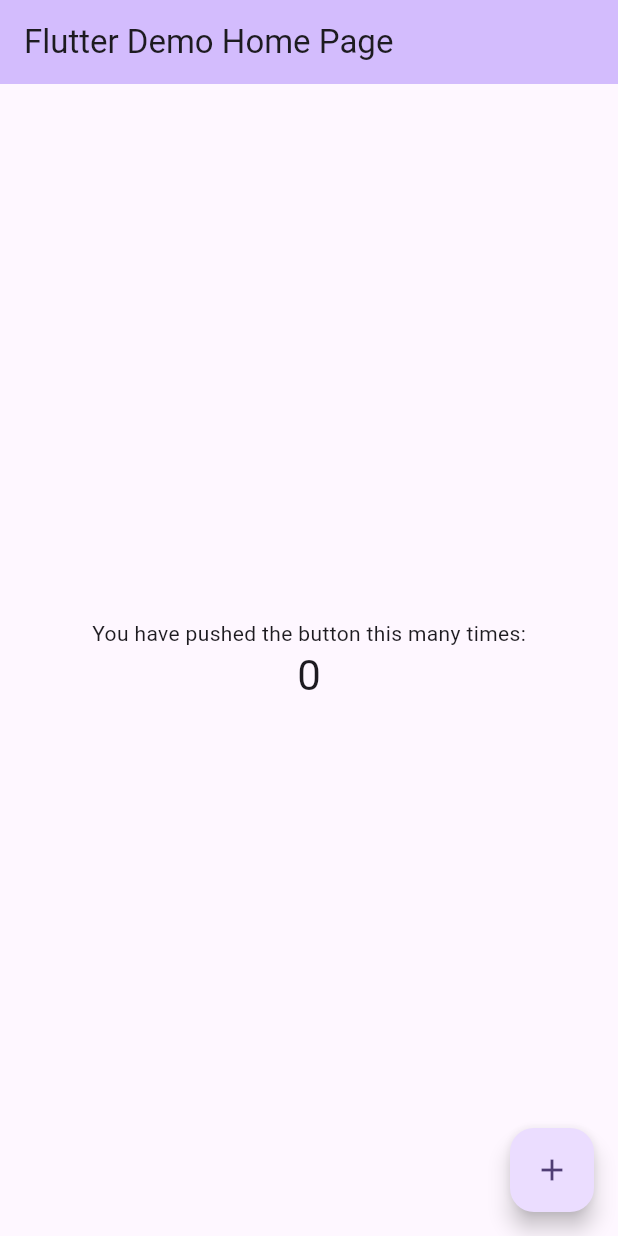
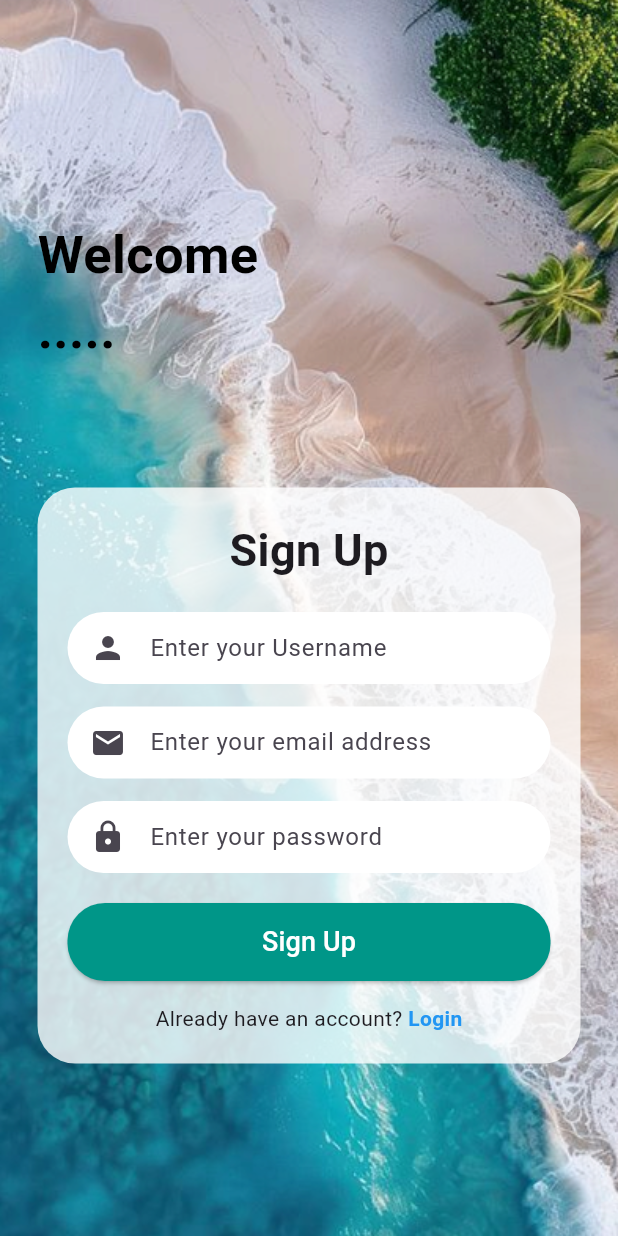
Before and after one commit to sshreya007/trip_companion_app, a Flutter app: the screen it shows after launch, on a phone screen of 412 x 824 dp. Run offline on Flutter 3.47's test engine with Material 3 defaults, Android fonts, the phone set to English and light mode, and no system bars.

Commit message:
added signup page

```diff
--- /dev/null
+++ b/lib/app.dart
@@ -0,0 +1,11 @@
+import 'package:flutter/material.dart';
+import 'package:trip_planner/screens/signup.dart';
+
+class App extends StatelessWidget {
+  const App({super.key});
+
+  @override
+  Widget build(BuildContext context) {
+    return MaterialApp(home: SignupScreen());
+  }
+}
--- a/lib/main.dart
+++ b/lib/main.dart
@@ -1,122 +1,8 @@
 import 'package:flutter/material.dart';
+import 'package:trip_planner/app.dart';
 
 void main() {
-  runApp(const MyApp());
+  //Material APP ->Parent container:1
+  //Scaffold ->Screen ->jati screen huncha
+  runApp(App());
 }
-
-class MyApp extends StatelessWidget {
-  const MyApp({super.key});
-
-  // This widget is the root of your application.
-  @override
-  Widget build(BuildContext context) {
-    return MaterialApp(
-      title: 'Flutter Demo',
-      theme: ThemeData(
-        // This is the theme of your application.
-        //
-        // TRY THIS: Try running your application with "flutter run". You'll see
-        // the application has a purple toolbar. Then, without quitting the app,
-        // try changing the seedColor in the colorScheme below to Colors.green
-        // and then invoke "hot reload" (save your changes or press the "hot
-        // reload" button in a Flutter-supported IDE, or press "r" if you used
-        // the command line to start the app).
-        //
-        // Notice that the counter didn't reset back to zero; the application
-        // state is not lost during the reload. To reset the state, use hot
-        // restart instead.
-        //
-        // This works for code too, not just values: Most code changes can be
-        // tested with just a hot reload.
-        colorScheme: .fromSeed(seedColor: Colors.deepPurple),
-      ),
-      home: const MyHomePage(title: 'Flutter Demo Home Page'),
-    );
-  }
-}
-
-class MyHomePage extends StatefulWidget {
-  const MyHomePage({super.key, required this.title});
-
-  // This widget is the home page of your application. It is stateful, meaning
-  // that it has a State object (defined below) that contains fields that affect
-  // how it looks.
-
-  // This class is the configuration for the state. It holds the values (in this
-  // case the title) provided by the parent (in this case the App widget) and
-  // used by the build method of the State. Fields in a Widget subclass are
-  // always marked "final".
-
-  final String title;
-
-  @override
-  State<MyHomePage> createState() => _MyHomePageState();
-}
-
-class _MyHomePageState extends State<MyHomePage> {
-  int _counter = 0;
-
-  void _incrementCounter() {
-    setState(() {
-      // This call to setState tells the Flutter framework that something has
-      // changed in this State, which causes it to rerun the build method below
-      // so that the display can reflect the updated values. If we changed
-      // _counter without calling setState(), then the build method would not be
-      // called again, and so nothing would appear to happen.
-      _counter++;
-    });
-  }
-
-  @override
-  Widget build(BuildContext context) {
-    // This method is rerun every time setState is called, for instance as done
-    // by the _incrementCounter method above.
-    //
-    // The Flutter framework has been optimized to make rerunning build methods
-    // fast, so that you can just rebuild anything that needs updating rather
-    // than having to individually change instances of widgets.
-    return Scaffold(
-      appBar: AppBar(
-        // TRY THIS: Try changing the color here to a specific color (to
-        // Colors.amber, perhaps?) and trigger a hot reload to see the AppBar
-        // change color while the other colors stay the same.
-        backgroundColor: Theme.of(context).colorScheme.inversePrimary,
-        // Here we take the value from the MyHomePage object that was created by
-        // the App.build method, and use it to set our appbar title.
-        title: Text(widget.title),
-      ),
-      body: Center(
-        // Center is a layout widget. It takes a single child and positions it
-        // in the middle of the parent.
-        child: Column(
-          // Column is also a layout widget. It takes a list of children and
-          // arranges them vertically. By default, it sizes itself to fit its
-          // children horizontally, and tries to be as tall as its parent.
-          //
-          // Column has various properties to control how it sizes itself and
-          // how it positions its children. Here we use mainAxisAlignment to
-          // center the children vertically; the main axis here is the vertical
-          // axis because Columns are vertical (the cross axis would be
-          // horizontal).
-          //
-          // TRY THIS: Invoke "debug painting" (choose the "Toggle Debug Paint"
-          // action in the IDE, or press "p" in the console), to see the
-          // wireframe for each widget.
-          mainAxisAlignment: .center,
-          children: [
-            const Text('You have pushed the button this many times:'),
-            Text(
-              '$_counter',
-              style: Theme.of(context).textTheme.headlineMedium,
-            ),
-          ],
-        ),
-      ),
-      floatingActionButton: FloatingActionButton(
-        onPressed: _incrementCounter,
-        tooltip: 'Increment',
-        child: const Icon(Icons.add),
-      ),
-    );
-  }
-}
--- /dev/null
+++ b/lib/screens/signup.dart
@@ -0,0 +1,175 @@
+import 'package:flutter/material.dart';
+import 'package:trip_planner/screens/login.dart';
+// import 'login_screen.dart';
+
+class SignupScreen extends StatefulWidget {
+  const SignupScreen({super.key});
+
+  @override
+  State<SignupScreen> createState() => _SignupScreenState();
+}
+
+class _SignupScreenState extends State<SignupScreen> {
+  final TextEditingController usernameController = TextEditingController();
+  final TextEditingController emailController = TextEditingController();
+  final TextEditingController passwordController = TextEditingController();
+
+  @override
+  Widget build(BuildContext context) {
+    return Scaffold(
+      body: Stack(
+        children: [
+          // Background Image
+          Container(
+            decoration: const BoxDecoration(
+              image: DecorationImage(
+                image: AssetImage("assets/images/image 1.png"),
+                fit: BoxFit.cover,
+              ),
+            ),
+          ),
+
+          SingleChildScrollView(
+            child: Padding(
+              padding: const EdgeInsets.all(25),
+              child: Column(
+                crossAxisAlignment: CrossAxisAlignment.start,
+                children: [
+                  const SizedBox(height: 120),
+                  const Text(
+                    "Welcome\n.....",
+                    style: TextStyle(
+                      fontSize: 35,
+                      color: Colors.black,
+                      fontWeight: FontWeight.bold,
+                    ),
+                  ),
+                  const SizedBox(height: 80),
+
+                  // Card
+                  Container(
+                    padding: const EdgeInsets.all(20),
+                    decoration: BoxDecoration(
+                      color: Colors.white.withOpacity(0.8),
+                      borderRadius: BorderRadius.circular(25),
+                    ),
+                    child: Column(
+                      children: [
+                        const Text(
+                          "Sign Up",
+                          style: TextStyle(
+                            fontSize: 30,
+                            fontWeight: FontWeight.bold,
+                          ),
+                        ),
+                        const SizedBox(height: 20),
+
+                        // Username
+                        _inputField(
+                          controller: usernameController,
+                          hint: "Enter your Username",
+                          icon: Icons.person,
+                        ),
+                        const SizedBox(height: 15),
+
+                        // Email
+                        _inputField(
+                          controller: emailController,
+                          hint: "Enter your email address",
+                          icon: Icons.email,
+                        ),
+                        const SizedBox(height: 15),
+
+                        // Password
+                        _inputField(
+                          controller: passwordController,
+                          hint: "Enter your password",
+                          icon: Icons.lock,
+                          obscure: true,
+                        ),
+                        const SizedBox(height: 20),
+
+                        // Sign Up Button
+                        SizedBox(
+                          width: double.infinity,
+                          child: ElevatedButton(
+                            onPressed: () {},
+                            style: ElevatedButton.styleFrom(
+                              backgroundColor: Colors.teal,
+                              padding: const EdgeInsets.symmetric(vertical: 13),
+                              shape: RoundedRectangleBorder(
+                                borderRadius: BorderRadius.circular(25),
+                              ),
+                            ),
+                            child: const Text(
+                              "Sign Up",
+                              style: TextStyle(
+                                fontSize: 18,
+                                color: Colors.white,
+                              ),
+                            ),
+                          ),
+                        ),
+
+                        const SizedBox(height: 15),
+
+                        Row(
+                          mainAxisAlignment: MainAxisAlignment.center,
+                          children: [
+                            const Text("Already have an account? "),
+                            GestureDetector(
+                              onTap: () {
+                                Navigator.push(
+                                  context,
+                                  MaterialPageRoute(
+                                    builder: (context) => const LoginScreen(),
+                                  ),
+                                );
+                              },
+                              child: const Text(
+                                "Login",
+                                style: TextStyle(
+                                  color: Colors.blue,
+                                  fontWeight: FontWeight.bold,
+                                ),
+                              ),
+                            ),
+                          ],
+                        ),
+                      ],
+                    ),
+                  ),
+                ],
+              ),
+            ),
+          ),
+        ],
+      ),
+    );
+  }
+
+  // Reusable Input Field Widget
+  Widget _inputField({
+    required TextEditingController controller,
+    required String hint,
+    required IconData icon,
+    bool obscure = false,
+  }) {
+    return Container(
+      padding: const EdgeInsets.symmetric(horizontal: 15),
+      decoration: BoxDecoration(
+        color: Colors.white,
+        borderRadius: BorderRadius.circular(40),
+      ),
+      child: TextField(
+        controller: controller,
+        obscureText: obscure,
+        decoration: InputDecoration(
+          icon: Icon(icon),
+          border: InputBorder.none,
+          hintText: hint,
+        ),
+      ),
+    );
+  }
+}
--- a/pubspec.yaml
+++ b/pubspec.yaml
@@ -58,8 +58,9 @@ flutter:
   uses-material-design: true
 
   # To add assets to your application, add an assets section, like this:
-  # assets:
-  #   - images/a_dot_burr.jpeg
+  assets:
+    - assets/icons/
+    - assets/images/
   #   - images/a_dot_ham.jpeg
 
   # An image asset can refer to one or more resolution-specific "variants", see
```
Also changed, not shown: lib/screens/login.dart (added, +167 -0 lines), assets/images/image 1.png (added), lib/screens/dashboard_screen.dart (added).
